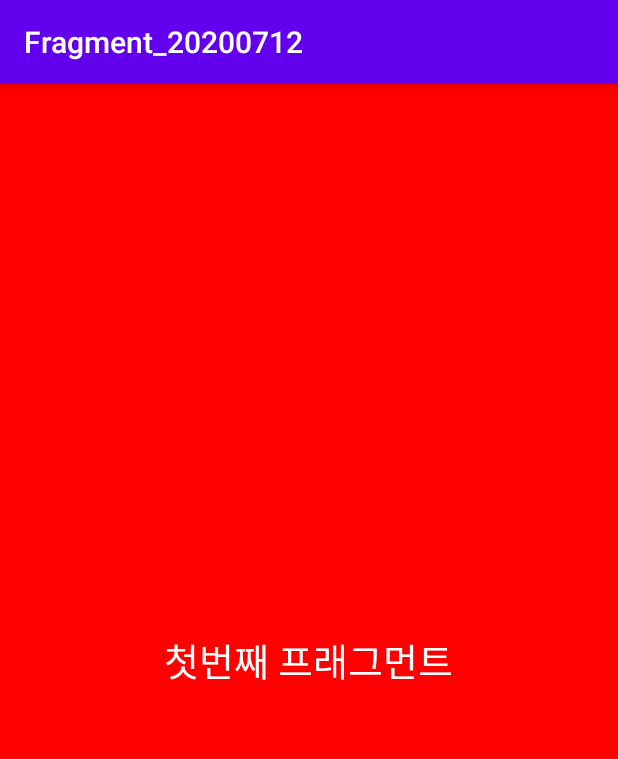
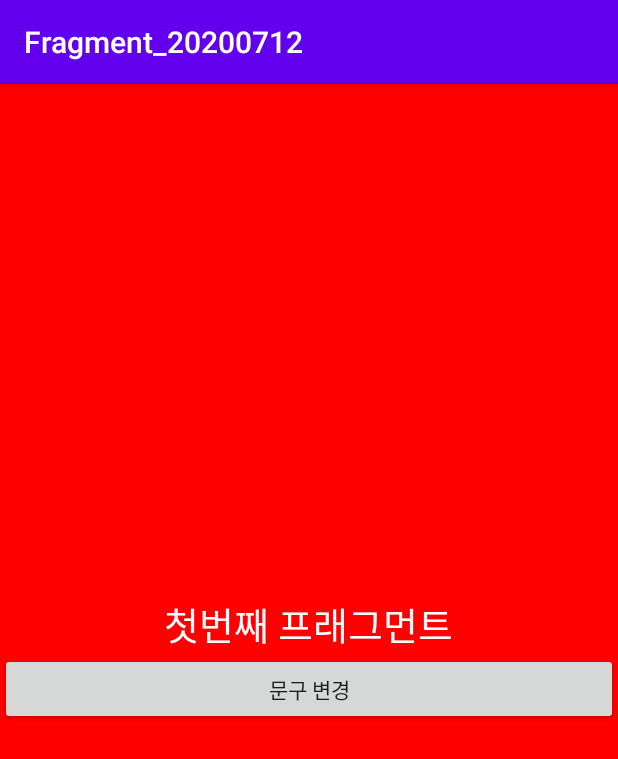
Before and after one commit to cho881020/Fragment_20200712, an Android app: the fragment FirstFragment shown on its own in the app's theme, on a phone screen of 412 x 824 dp. Shown: the top 759 px of the screen. Run offline under Robolectric (Android 15) with nearby library versions, the phone set to English and light mode, and no system bars.

Commit message:
버튼 추가 + 이벤트 처리 => 프래그먼트에서

```diff
--- a/app/src/main/java/kr/co/tjoeun/fragment_20200712/fragments/FirstFragment.kt
+++ b/app/src/main/java/kr/co/tjoeun/fragment_20200712/fragments/FirstFragment.kt
@@ -5,6 +5,7 @@ import android.view.LayoutInflater
 import android.view.View
 import android.view.ViewGroup
 import androidx.fragment.app.Fragment
+import kotlinx.android.synthetic.main.fragment_first.*
 import kr.co.tjoeun.fragment_20200712.R
 
 class FirstFragment : Fragment() {
@@ -17,4 +18,13 @@ class FirstFragment : Fragment() {
         return inflater.inflate(R.layout.fragment_first, container, false)
     }
 
+    override fun onActivityCreated(savedInstanceState: Bundle?) {
+        super.onActivityCreated(savedInstanceState)
+
+        changeInfoBtn.setOnClickListener {
+            infoTxt.text = "변경된 문구"
+        }
+
+    }
+
 }
--- a/app/src/main/res/layout/fragment_first.xml
+++ b/app/src/main/res/layout/fragment_first.xml
@@ -7,10 +7,17 @@
     android:background="#FF0000">
 
     <TextView
+        android:id="@+id/infoTxt"
         android:layout_width="wrap_content"
         android:layout_height="wrap_content"
         android:text="첫번째 프래그먼트"
         android:textSize="25sp"
         android:textColor="#FFFFFF"/>
 
+    <Button
+        android:id="@+id/changeInfoBtn"
+        android:layout_width="match_parent"
+        android:layout_height="wrap_content"
+        android:text="문구 변경" />
+
 </LinearLayout>
```
